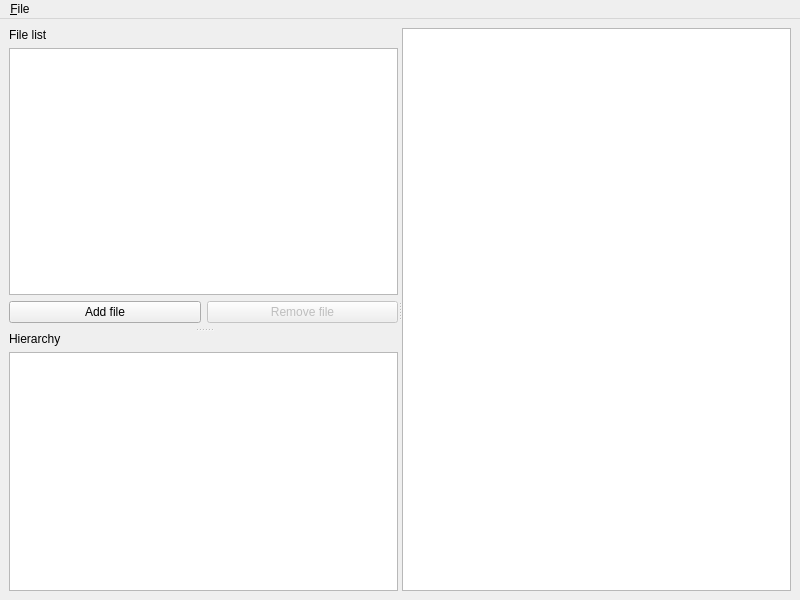
Qt form MainWindow.ui (lsartory/lambila) before a commit.
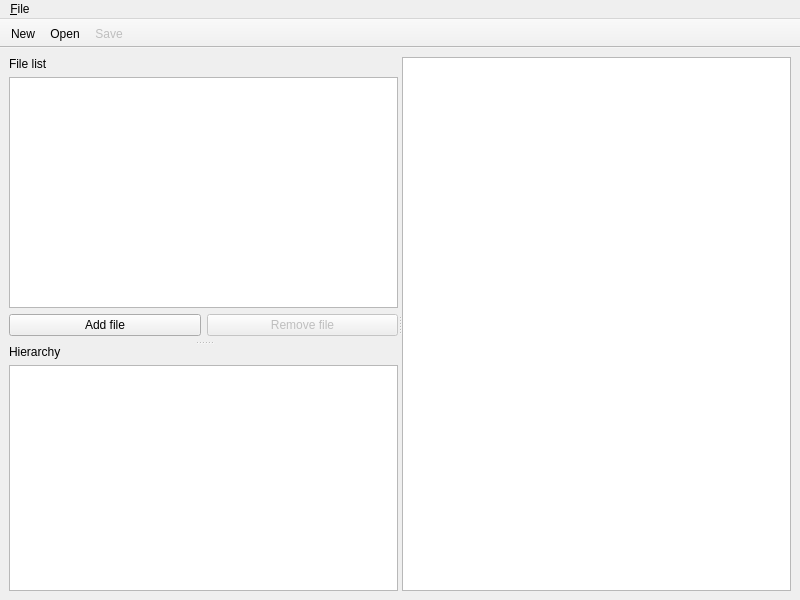
The same form after that commit. Icons and pictures are not drawn.

```diff
--- a/MainWindow.ui
+++ b/MainWindow.ui
@@ -144,6 +144,23 @@
    </widget>
    <addaction name="menu_File"/>
   </widget>
+  <widget class="QToolBar" name="toolBar">
+   <property name="windowTitle">
+    <string>toolBar</string>
+   </property>
+   <property name="movable">
+    <bool>false</bool>
+   </property>
+   <attribute name="toolBarArea">
+    <enum>TopToolBarArea</enum>
+   </attribute>
+   <attribute name="toolBarBreak">
+    <bool>false</bool>
+   </attribute>
+   <addaction name="actionNew"/>
+   <addaction name="actionOpen"/>
+   <addaction name="actionSave"/>
+  </widget>
   <action name="actionExit">
    <property name="icon">
     <iconset theme="application-exit"/>
@@ -178,6 +195,9 @@
    </property>
   </action>
   <action name="actionSave">
+   <property name="enabled">
+    <bool>false</bool>
+   </property>
    <property name="icon">
     <iconset theme="document-save"/>
    </property>
```
Left out of the diff: 18 changed lines with no effect on the pictures.
